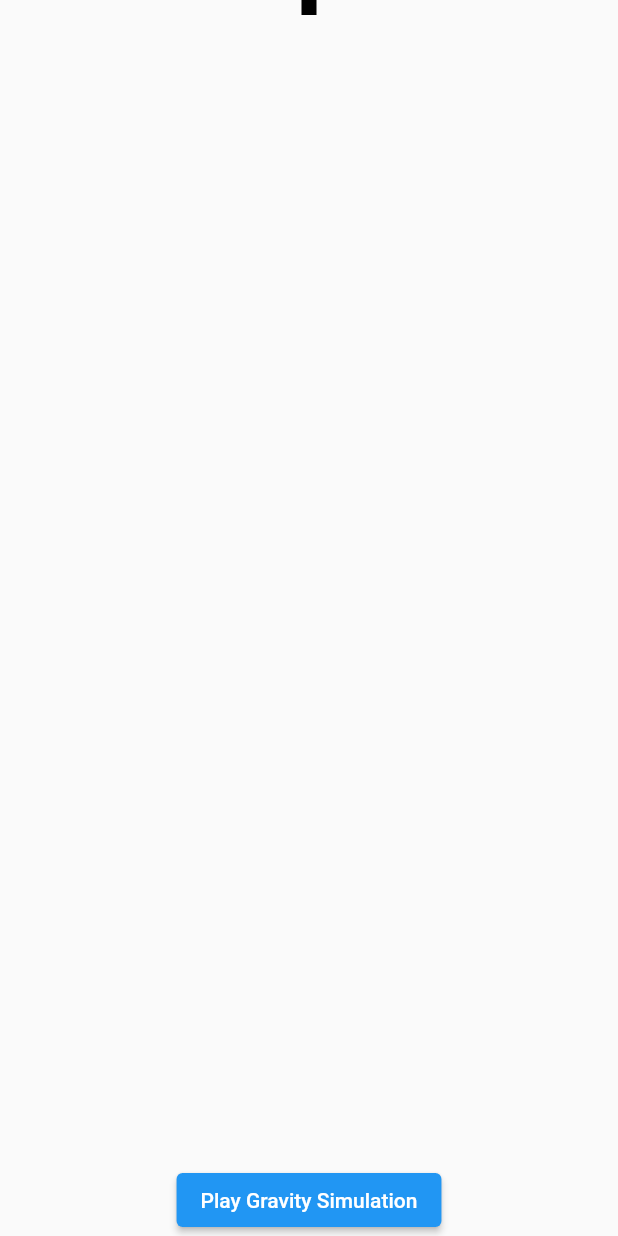
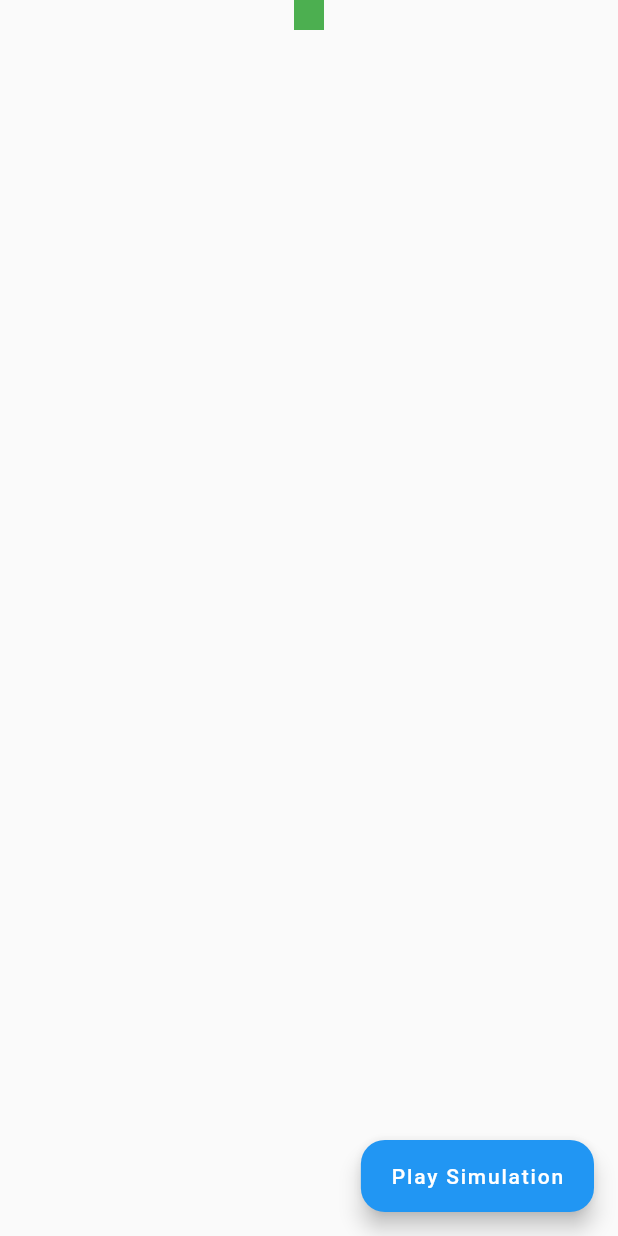
Before and after one commit to akmalviya03/gravity_simulation, a Flutter app: the screen it shows after launch, on a phone screen of 412 x 824 dp. Run offline on Flutter 3.47's test engine with Material 2 defaults, Android fonts, the phone set to English and light mode, and no system bars.

Commit message:
custom painter added to gravity

```diff
--- a/lib/main.dart
+++ b/lib/main.dart
@@ -23,22 +23,15 @@ class GravitySimulationDemo extends StatefulWidget {
   State<GravitySimulationDemo> createState() => _GravitySimulationDemoState();
 }
 
-class _GravitySimulationDemoState extends State<GravitySimulationDemo>
-    with SingleTickerProviderStateMixin {
+class _GravitySimulationDemoState extends State<GravitySimulationDemo> with SingleTickerProviderStateMixin {
   late AnimationController _controller;
-  late Animation<Alignment> _animation;
+  late double height;
+  late double width;
 
   @override
   void initState() {
     super.initState();
     _controller = AnimationController.unbounded(vsync: this);
-    _animation = _controller.drive(AlignmentTween(
-        begin: const Alignment(
-          0,
-          -1,
-        ),
-        end: const Alignment(0, 1)));
-
     _controller.addListener(() {
       if (kDebugMode) {
         print(_controller.value);
@@ -53,41 +46,63 @@ class _GravitySimulationDemoState extends State<GravitySimulationDemo>
   }
 
   @override
+  void didChangeDependencies() {
+    super.didChangeDependencies();
+    height = (MediaQuery.of(context).size.height -
+        (MediaQuery.maybeViewPaddingOf(context)?.vertical ?? 0));
+    width = MediaQuery.sizeOf(context).width;
+    if (kDebugMode) {
+      print(MediaQuery.of(context).size);
+      print(MediaQuery.maybeViewPaddingOf(context)?.vertical);
+      print(MediaQuery.of(context).devicePixelRatio);
+    }
+  }
+
+  @override
   Widget build(BuildContext context) {
     return Scaffold(
       body: SafeArea(
-        child: Center(
-          child: Column(
-            children: [
-              Expanded(
-                child: AnimatedBuilder(
-                    animation: _animation,
-                    child: Container(
-                      color: Colors.black,
-                      height: 10,
-                      width: 10,
-                    ),
-                    builder: (context, child) {
-                      return Align(
-                        alignment: _animation.value,
-                        child: child,
-                      );
-                    }),
-              ),
-              ElevatedButton(
-                  onPressed: () {
-                    _controller.animateWith(GravitySimulation(
-                      0.01, //Acceleration in pixels
-                      0, // Initial Position in pixels
-                      1, // Final Position in pixels
-                      0.01, // Velocity in pixels
-                    ));
-                  },
-                  child: const Text('Play Gravity Simulation'))
-            ],
+        child: Align(
+          alignment: Alignment.topCenter,
+          child: CustomPaint(
+            painter: BoxPainter(animation: _controller),
+            size: Size(width, height),
           ),
         ),
+      ),
+      floatingActionButton: FloatingActionButton.extended(
+        isExtended: true,
+        shape: RoundedRectangleBorder(borderRadius: BorderRadius.circular(16)),
+        onPressed: () {
+          _controller.animateWith(GravitySimulation(
+            30, //Acceleration in pixels
+            0, // Initial Position in pixels
+            height-20, // Final Position in pixels
+            20, // Velocity in pixels
+          ));
+        },
+        label: const Text('Play Simulation'),
       ),
     );
   }
 }
+
+class BoxPainter extends CustomPainter {
+  final Animation animation;
+  BoxPainter({required this.animation}) : super(repaint: animation);
+  @override
+  void paint(Canvas canvas, Size size) {
+    canvas.translate(0, 10);
+    canvas.drawRect(
+        Rect.fromCenter(
+            center: Offset(size.width / 2, animation.value),
+            width: 20,
+            height: 20),
+        Paint()..color = Colors.green);
+  }
+
+  @override
+  bool shouldRepaint(BoxPainter oldDelegate) {
+    return true;
+  }
+}
```
Also changed, not shown: pubspec.lock, 4 other files.
